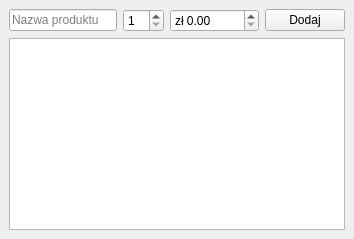
Qt form shoppinglist/shoppinglistwindow.ui (SoichiroJap/sklepik) before a commit.
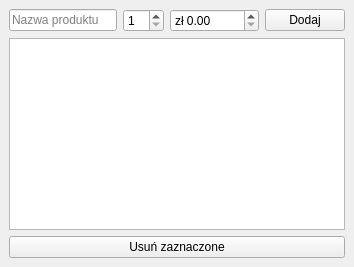
The same form after that commit.

Commit message: usuwanie zaznaczonych elementow

```diff
--- a/shoppinglist/shoppinglistwindow.ui
+++ b/shoppinglist/shoppinglistwindow.ui
@@ -57,6 +57,14 @@
      <widget class="QListWidget" name="listWidgetProducts"/>
     </item>
 
+    <item>
+     <widget class="QPushButton" name="pushButtonDelete">
+      <property name="text">
+       <string>Usuń zaznaczone</string>
+      </property>
+     </widget>
+    </item>
+
    </layout>
   </widget>
  </widget>
```
The commit also changes 2 other files.
